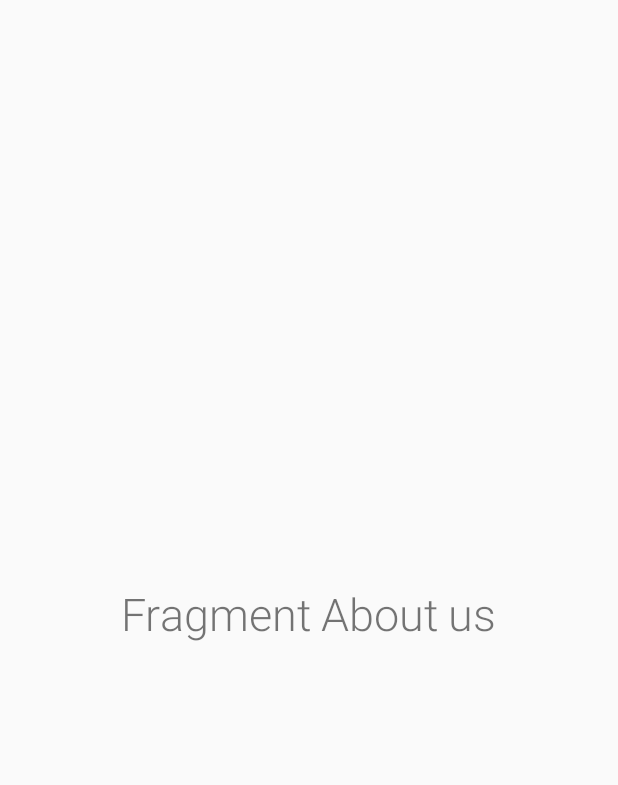
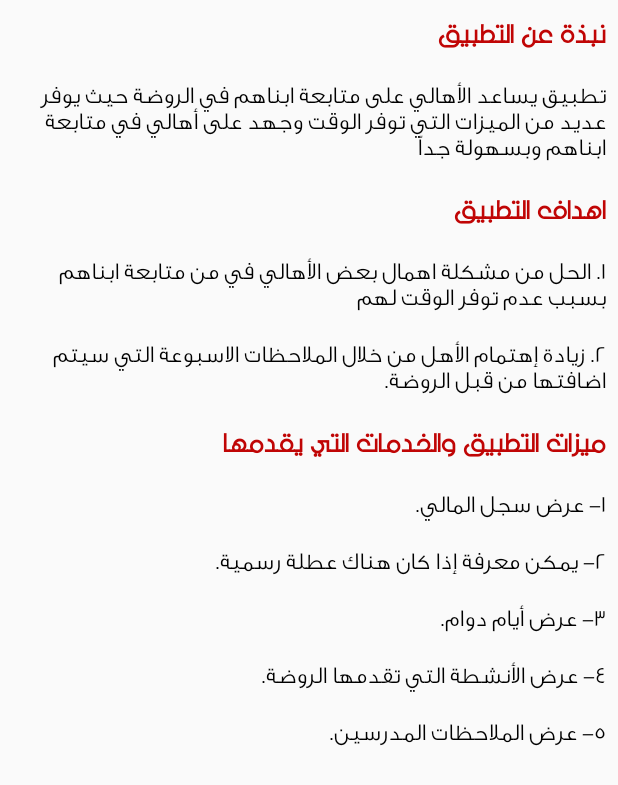
Before and after one commit to MahMughanni/teFinalProject, an Android app: the AboutUsActivity screen opened directly, with no data from a screen before it, on a phone screen of 412 x 824 dp. Shown: the top 785 px of the screen. Run offline under Robolectric (Android 15) with nearby library versions, the phone set to English and light mode, and no system bars.

Commit message:
Edit 4 "10/3/20"

```diff
--- a/app/src/main/java/com/mahm/finalproject/Activities/LoginActivity.java
+++ b/app/src/main/java/com/mahm/finalproject/Activities/LoginActivity.java
@@ -22,7 +22,7 @@ public class LoginActivity extends AppCompatActivity implements View.OnClickList
     @Override
     protected void onCreate(Bundle savedInstanceState) {
         super.onCreate(savedInstanceState);
-        setContentView(R.layout.activity_log_in_actvivty);
+        setContentView(R.layout.activity_login_actvivty);
 
         init();
 
--- a/app/src/main/res/layout/fragment_nav__about_us.xml
+++ b/app/src/main/res/layout/fragment_nav__about_us.xml
@@ -5,11 +5,133 @@
     android:layout_height="match_parent"
     tools:context=".Activities.AboutUsActivity">
 
-    <TextView
-        android:layout_width="wrap_content"
-        android:layout_height="wrap_content"
-        android:layout_gravity="center"
-        android:textSize="30sp"
-        android:text="Fragment About us" />
+    <ScrollView
+        android:layout_width="match_parent"
+        android:layout_height="match_parent" >
+
+        <LinearLayout
+            android:layout_width="match_parent"
+            android:layout_height="match_parent"
+            android:orientation="vertical">
+
+
+            <TextView
+                android:layout_width="match_parent"
+                android:layout_height="wrap_content"
+                android:fontFamily="@font/rawy_regular"
+                android:padding="8dp"
+                android:text="نبذة عن التطبيق"
+                android:textColor="#C00505"
+                android:textSize="20sp"
+                android:textStyle="bold"
+
+                />
+
+            <TextView
+                android:layout_width="match_parent"
+                android:layout_height="wrap_content"
+                android:layout_gravity="center"
+                android:fontFamily="@font/stc"
+                android:padding="8dp"
+                android:text="تطبيق يساعد الأهالي على متابعة ابناهم في الروضة حيث يوفر عديد من الميزات التي توفر الوقت وجهد على أهالي في متابعة ابناهم وبسهولة جداً "
+                android:textColor="#000"
+                android:textSize="16sp" />
+
+
+            <TextView
+                android:layout_width="match_parent"
+                android:layout_height="wrap_content"
+                android:fontFamily="@font/rawy_regular"
+                android:padding="8dp"
+                android:text="اهداف التطبيق"
+                android:textColor="#C00505"
+                android:textSize="20sp"
+                android:textStyle="bold" />
+
+
+            <TextView
+                android:layout_width="match_parent"
+                android:layout_height="wrap_content"
+                android:layout_gravity="center"
+                android:fontFamily="@font/stc"
+                android:padding="8dp"
+                android:text="1. الحل من مشكلة اهمال بعض الأهالي في من متابعة ابناهم بسبب عدم توفر الوقت لهم"
+                android:textColor="#000"
+                android:textSize="16sp" />
+
+            <TextView
+                android:layout_width="match_parent"
+                android:layout_height="wrap_content"
+                android:layout_gravity="center"
+                android:fontFamily="@font/stc"
+                android:padding="8dp"
+                android:text="2. زيادة إهتمام الأهل من خلال الملاحظات الاسبوعة التي سيتم اضافتها من قبل الروضة."
+                android:textColor="#000"
+                android:textSize="16sp" />
+
+            <TextView
+                android:layout_width="match_parent"
+                android:layout_height="wrap_content"
+                android:fontFamily="@font/rawy_regular"
+                android:padding="8dp"
+                android:text="ميزات التطبيق والخدمات التي يقدمها"
+                android:textColor="#C00505"
+                android:textSize="20sp"
+                android:textStyle="bold" />
+
+            <TextView
+                android:layout_width="match_parent"
+                android:layout_height="wrap_content"
+                android:layout_gravity="center"
+                android:fontFamily="@font/stc"
+                android:padding="8dp"
+                android:text="1- عرض سجل المالي."
+                android:textColor="#000"
+                android:textSize="16sp" />
+
+            <TextView
+                android:layout_width="match_parent"
+                android:layout_height="wrap_content"
+                android:layout_gravity="center"
+                android:fontFamily="@font/stc"
+                android:padding="8dp"
+                android:text="2- يمكن معرفة إذا كان هناك عطلة رسمية."
+                android:textColor="#000"
+                android:textSize="16sp" />
+
+            <TextView
+                android:layout_width="match_parent"
+                android:layout_height="wrap_content"
+                android:layout_gravity="center"
+                android:fontFamily="@font/stc"
+                android:padding="8dp"
+                android:text="3- عرض أيام دوام. "
+                android:textColor="#000"
+                android:textSize="16sp" />
+
+            <TextView
+                android:layout_width="match_parent"
+                android:layout_height="wrap_content"
+                android:layout_gravity="center"
+                android:fontFamily="@font/stc"
+                android:padding="8dp"
+                android:text="4- عرض الأنشطة التي تقدمها الروضة."
+                android:textColor="#000"
+                android:textSize="16sp" />
+
+            <TextView
+                android:layout_width="match_parent"
+                android:layout_height="wrap_content"
+                android:layout_gravity="center"
+                android:fontFamily="@font/stc"
+                android:padding="8dp"
+                android:text="5- عرض الملاحظات المدرسين."
+                android:textColor="#000"
+                android:textSize="16sp" />
+
+        </LinearLayout>
+
+
+    </ScrollView>
 
 </FrameLayout>
```
Also changed, not shown: app/src/main/res/layout/activity_login_actvivty.xml (renamed from app/src/main/res/layout/activity_log_in_actvivty.xml).
